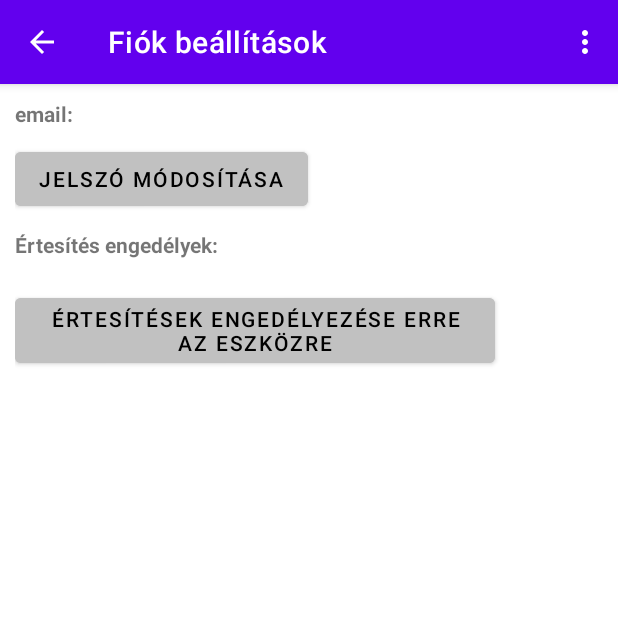
After one commit to manpatrik/Smart-kitchen, an Android app: the UserSettingsActivity screen opened directly, with no data from a screen before it, on a phone screen of 412 x 824 dp, the top half of it. The commit adds this screen. Run offline under Robolectric (Android 15) with nearby library versions, the phone set to English and light mode, and no system bars; our stand-ins replace Firebase (no records; nobody signed in at launch, a user with empty details on screens opened directly); 2 statements that could not run were skipped.

Commit message:
Add: Notification tokens save to user database table and user settings activity

```diff
--- /dev/null
+++ b/haztartas/app/src/main/java/szakdoga/haztartas/UserSettingsActivity.java
@@ -0,0 +1,209 @@
+package szakdoga.haztartas;
+
+import androidx.annotation.NonNull;
+import androidx.appcompat.app.AlertDialog;
+import androidx.appcompat.app.AppCompatActivity;
+
+import android.content.Intent;
+import android.os.Build;
+import android.os.Bundle;
+import android.view.Gravity;
+import android.view.Menu;
+import android.view.MenuInflater;
+import android.view.MenuItem;
+import android.view.View;
+import android.widget.Button;
+import android.widget.EditText;
+import android.widget.ImageButton;
+import android.widget.LinearLayout;
+import android.widget.TextView;
+import android.widget.Toast;
+
+import com.google.firebase.messaging.FirebaseMessaging;
+
+import szakdoga.haztartas.firebaseAuthentication.FirebaseAuthHelper;
+import szakdoga.haztartas.firestore.DbHelper;
+import szakdoga.haztartas.home.Settings;
+import szakdoga.haztartas.models.User;
+
+public class UserSettingsActivity extends AppCompatActivity {
+
+    private String userId;
+    private FirebaseAuthHelper firebaseAuthHelper;
+    private DbHelper dbHelper;
+    String email;
+    User user;
+    String mobileToken;
+
+    private TextView emailTextView;
+    private EditText oldPasswordEditText;
+    private EditText passwordEditText;
+    private EditText passwordAgainEditText;
+    private Button updatePasswordFormButton;
+    private Button notificationEnableButton;
+    private LinearLayout updatePasswordLayout;
+    private LinearLayout notificationTokensLayout;
+
+    @Override
+    protected void onCreate(Bundle savedInstanceState) {
+        super.onCreate(savedInstanceState);
+        setContentView(R.layout.activity_user_settings);
+
+        setTitle("Fiók beállítások");
+
+        userId = getIntent().getStringExtra("userId");
+        firebaseAuthHelper = new FirebaseAuthHelper();
+        dbHelper = new DbHelper();
+        email = firebaseAuthHelper.getFirebaseAuth().getCurrentUser().getEmail();
+
+        emailTextView = findViewById(R.id.emailTextView);
+        oldPasswordEditText = findViewById(R.id.oldPasswordEditText);
+        passwordEditText = findViewById(R.id.passwordEditText);
+        passwordAgainEditText = findViewById(R.id.passwordAgainEditText);
+        updatePasswordFormButton = findViewById(R.id.updatePasswordFormButton);
+        notificationEnableButton = findViewById(R.id.notificationEnableButton);
+        updatePasswordLayout = findViewById(R.id.updatePasswordLayout);
+        notificationTokensLayout = findViewById(R.id.notificationTokensLayout);
+
+        emailTextView.setText(email);
+        updatePasswordLayout.setVisibility(View.GONE);
+    }
+
+    @Override
+    protected void onResume() {
+        super.onResume();
+        firebaseAuthHelper.isAuthUser(userId, this);
+
+        dbHelper.getUsersCollection().document(userId).get().addOnSuccessListener(data -> {
+            user = data.toObject(User.class);
+            setNotificationTokensLayout();
+
+            FirebaseMessaging.getInstance().getToken().addOnCompleteListener(task -> {
+                if (task.isSuccessful()) {
+                    mobileToken = task.getResult().toString();
+                    if (user.isHaveToken(mobileToken)) {
+                        notificationEnableButton.setVisibility(View.GONE);
+                    }
+                }
+            });
+        });
+    }
+
+    private void setNotificationTokensLayout() {
+        notificationTokensLayout.removeAllViews();
+        for (int i = 0; i < user.getTokens().size(); i++){
+            LinearLayout row = new LinearLayout(this);
+            row.setOrientation(LinearLayout.HORIZONTAL);
+            row.setGravity(Gravity.CENTER_VERTICAL);
+
+            TextView tokenName = new TextView(this);
+            tokenName.setText(user.getTokenNames().get(i));
+            row.addView(tokenName);
+
+            ImageButton remove = new ImageButton(this);
+            remove.setImageResource(R.drawable.icon_remove);
+            remove.setBackgroundResource(R.color.transparent);
+
+            int finalI = i;
+            remove.setOnClickListener(new View.OnClickListener() {
+                @Override
+                public void onClick(View view) {
+                    ((LinearLayout)view.getParent()).removeAllViews();
+                    if (mobileToken.equals(user.getTokens().get(finalI))){
+                        notificationEnableButton.setVisibility(View.VISIBLE);
+                    }
+
+                    System.out.println("mi van he"+ user.getTokens().get(finalI));
+                    user.removeToken(user.getTokens().get(finalI));
+                    System.out.println("mi van he"+ user.getTokens().size());
+                    dbHelper.getUsersCollection().document(userId).update("tokens", user.getTokens());
+                    dbHelper.getUsersCollection().document(userId).update("tokenNames", user.getTokenNames());
+                }
+            });
+            row.addView(remove);
+
+
+            notificationTokensLayout.addView(row);
+        }
+    }
+
+
+    @Override
+    public boolean onCreateOptionsMenu(Menu menu) {
+        MenuInflater inflater = getMenuInflater();
+        inflater.inflate(R.menu.sample_logout_menu, menu);
+
+        //vissza gomb
+        getSupportActionBar().setDisplayHomeAsUpEnabled(true);
+
+        return true;
+    }
+
+    @Override
+    public boolean onOptionsItemSelected(@NonNull MenuItem item) {
+        switch (item.getItemId()){
+            case R.id.logOut:
+                firebaseAuthHelper.logOut(this);
+                return true;
+
+            case android.R.id.home:
+                onBackPressed();
+                return true;
+
+            default:
+                return super.onOptionsItemSelected(item);
+        }
+    }
+
+    public void updatePasswordBack(View view) {
+        updatePasswordFormButton.setVisibility(View.VISIBLE);
+        updatePasswordLayout.setVisibility(View.GONE);
+        oldPasswordEditText.setText("");
+        passwordEditText.setText("");
+        passwordAgainEditText.setText("");
+    }
+
+    public void updatePassword(View view) {
+        String oldPassword = oldPasswordEditText.getText().toString();
+        String password = passwordEditText.getText().toString();
+        String passwordAgain = passwordAgainEditText.getText().toString();
+
+        if ( ! password.equals(passwordAgain) ){
+            Toast.makeText(this, "A két jelszó nem egyezik!", Toast.LENGTH_SHORT).show();
+            return;
+        } else if(password.length() < 8){
+            Toast.makeText(this, "A jelszónak legalább 8 hosszúnak kell lennie!", Toast.LENGTH_SHORT).show();
+            return;
+        }
+
+        firebaseAuthHelper.getFirebaseAuth().signInWithEmailAndPassword(email, oldPassword).addOnCompleteListener(task -> {
+            if(task.isSuccessful()){
+                firebaseAuthHelper.getFirebaseAuth().getCurrentUser().updatePassword(password);
+                Toast.makeText(this, "Sikeres változtatás!", Toast.LENGTH_SHORT).show();
+                updatePasswordFormButton.setVisibility(View.VISIBLE);
+                updatePasswordLayout.setVisibility(View.GONE);
+                oldPasswordEditText.setText("");
+                passwordEditText.setText("");
+                passwordAgainEditText.setText("");
+            } else {
+                Toast.makeText(this, "Hibás régi jelszó!", Toast.LENGTH_SHORT).show();
+            }
+        });
+    }
+
+    public void updatePasswordForm(View view) {
+        updatePasswordFormButton.setVisibility(View.GONE);
+        updatePasswordLayout.setVisibility(View.VISIBLE);
+    }
+
+    public void notificationEnable(View view) {
+        String mobileName = Build.MANUFACTURER + " " + Build.MODEL;
+
+        user.addToken(mobileToken, mobileName);
+        user.removeBlockToken(mobileToken);
+        dbHelper.getUsersCollection().document(userId).update("tokens", user.getTokens());
+        dbHelper.getUsersCollection().document(userId).update("tokenNames", user.getTokenNames());
+        dbHelper.getUsersCollection().document(userId).update("blockTokens", user.getBlockTokens());
+        onResume();
+    }
+}
--- a/haztartas/app/src/main/java/szakdoga/haztartas/firebaseAuthentication/FirebaseAuthHelper.java
+++ b/haztartas/app/src/main/java/szakdoga/haztartas/firebaseAuthentication/FirebaseAuthHelper.java
@@ -10,7 +10,7 @@ import szakdoga.haztartas.firestore.DbHelper;
 import szakdoga.haztartas.homesList.HomesListActivity;
 
 public class FirebaseAuthHelper implements FirebaseAuthHelperInterface {
-    private final FirebaseAuth firebaseAuth;
+    private static FirebaseAuth firebaseAuth;
     private String uId = null;
     private DbHelper dbHelper;
 
--- a/haztartas/app/src/main/java/szakdoga/haztartas/firebaseAuthentication/FirebaseAuthHelperInterface.java
+++ b/haztartas/app/src/main/java/szakdoga/haztartas/firebaseAuthentication/FirebaseAuthHelperInterface.java
@@ -8,7 +8,7 @@ public interface FirebaseAuthHelperInterface {
 
     public void register(String email, String password, Activity activity);
 
-    public void isAuthUser(String userId, Activity activity);
+    public void isAuthUser(String userId, Activity activity) ;
 
     public void logOut(Activity activity);
 }
--- a/haztartas/app/src/main/java/szakdoga/haztartas/recipe/RecipeDetailsActivity.java
+++ b/haztartas/app/src/main/java/szakdoga/haztartas/recipe/RecipeDetailsActivity.java
@@ -341,4 +341,6 @@ public class RecipeDetailsActivity extends AppCompatActivity {
         }
     }
 
+    public void shoppingList(View view) {
+    }
 }
--- a/haztartas/app/src/main/java/szakdoga/haztartas/recipe/RecipesListActivity.java
+++ b/haztartas/app/src/main/java/szakdoga/haztartas/recipe/RecipesListActivity.java
@@ -11,17 +11,13 @@ import android.view.MenuInflater;
 import android.view.MenuItem;
 
 import com.google.firebase.firestore.DocumentSnapshot;
-import com.google.firebase.firestore.Query;
 
 import java.util.ArrayList;
-import java.util.Collections;
 import java.util.List;
-import java.util.Map;
 
 import szakdoga.haztartas.R;
 import szakdoga.haztartas.firebaseAuthentication.FirebaseAuthHelper;
 import szakdoga.haztartas.firestore.DbHelper;
-import szakdoga.haztartas.models.Ingredient;
 import szakdoga.haztartas.models.Recipe;
 
 public class RecipesListActivity extends AppCompatActivity {
--- /dev/null
+++ b/haztartas/app/src/main/res/layout/activity_user_settings.xml
@@ -0,0 +1,164 @@
+<?xml version="1.0" encoding="utf-8"?>
+<ScrollView
+    xmlns:android="http://schemas.android.com/apk/res/android"
+    xmlns:app="http://schemas.android.com/apk/res-auto"
+    xmlns:tools="http://schemas.android.com/tools"
+    android:layout_width="match_parent"
+    android:layout_height="match_parent"
+    tools:context=".UserSettingsActivity">
+    <androidx.constraintlayout.widget.ConstraintLayout
+        android:layout_height="match_parent"
+        android:layout_width="match_parent"
+        android:padding="10dp">
+
+
+        <LinearLayout
+            android:id="@+id/linearLayout1"
+            android:layout_width="match_parent"
+            android:layout_height="wrap_content"
+            android:gravity="center_vertical"
+            android:orientation="horizontal"
+            app:layout_constraintStart_toStartOf="parent"
+            app:layout_constraintTop_toTopOf="parent">
+
+            <TextView
+                android:id="@+id/textView"
+                android:layout_width="wrap_content"
+                android:layout_height="wrap_content"
+                android:textStyle="bold"
+                android:text="@string/email_" />
+
+            <TextView
+                android:id="@+id/emailTextView"
+                android:layout_width="wrap_content"
+                android:layout_height="wrap_content"
+                android:layout_marginLeft="5dp"
+                android:text="@string/valaki_email_hu" />
+
+        </LinearLayout>
+
+        <Button
+            android:id="@+id/updatePasswordFormButton"
+            android:layout_width="wrap_content"
+            android:layout_height="wrap_content"
+            android:backgroundTint="@color/grey"
+            android:textColor="@color/black"
+            android:layout_marginTop="10dp"
+            android:onClick="updatePasswordForm"
+            android:text="@string/jelszo_modositasa"
+            app:layout_constraintStart_toStartOf="parent"
+            app:layout_constraintTop_toBottomOf="@+id/linearLayout1"/>
+
+        <LinearLayout
+            android:id="@+id/updatePasswordLayout"
+            android:layout_width="match_parent"
+            android:layout_height="wrap_content"
+            android:orientation="vertical"
+            app:layout_constraintStart_toStartOf="parent"
+            app:layout_constraintTop_toBottomOf="@+id/updatePasswordFormButton">
+
+            <TextView
+                android:layout_width="wrap_content"
+                android:layout_height="wrap_content"
+                android:text="@string/jelszo_modositasa_"
+                android:layout_marginTop="10dp"
+                android:textStyle="bold"/>
+
+
+            <EditText
+                android:id="@+id/oldPasswordEditText"
+                android:layout_width="200dp"
+                android:layout_height="wrap_content"
+                android:inputType="textPassword"
+                android:hint="@string/regi_jelszo"
+                android:layout_marginTop="10dp"
+                android:layout_marginLeft="5dp" />
+
+            <EditText
+                android:id="@+id/passwordEditText"
+                android:layout_width="200dp"
+                android:layout_height="wrap_content"
+                android:inputType="textPassword"
+                android:hint="@string/jelszo"
+                android:layout_marginTop="10dp"
+                android:layout_marginLeft="5dp" />
+
+            <EditText
+                android:id="@+id/passwordAgainEditText"
+                android:layout_width="200dp"
+                android:layout_height="wrap_content"
+                android:inputType="textPassword"
+                android:hint="@string/jelszoUjra"
+                android:layout_marginTop="10dp"
+                android:layout_marginLeft="5dp" />
+
+            <LinearLayout
+                android:id="@+id/linearLayout3"
+                android:layout_width="match_parent"
+                android:layout_height="wrap_content"
+                android:gravity="center_vertical"
+                android:orientation="horizontal"
+                android:layout_marginTop="10dp"
+                app:layout_constraintStart_toStartOf="parent"
+                app:layout_constraintTop_toTopOf="parent">
+
+                <Button
+                    android:id="@+id/updatePasswordButton"
+                    android:layout_width="wrap_content"
+                    android:layout_height="wrap_content"
+                    android:backgroundTint="@color/grey"
+                    android:textColor="@color/black"
+                    android:onClick="updatePassword"
+                    android:text="@string/jelszo_modositasa" />
+
+                <Button
+                    android:id="@+id/updatePasswordBackButton"
+                    android:layout_width="wrap_content"
+                    android:layout_height="wrap_content"
+                    android:backgroundTint="@color/grey"
+                    android:textColor="@color/black"
+                    android:layout_marginLeft="10dp"
+                    android:onClick="updatePasswordBack"
+                    android:text="@string/megsem" />
+
+            </LinearLayout>
+
+        </LinearLayout>
+
+        <TextView
+            android:id="@id/textView"
+            android:layout_width="wrap_content"
+            android:layout_height="wrap_content"
+            android:text="@string/ertesites_engedelyezett_eszkozok"
+            android:layout_marginTop="10dp"
+            android:textStyle="bold"
+            app:layout_constraintStart_toStartOf="parent"
+            app:layout_constraintTop_toBottomOf="@+id/updatePasswordLayout"/>
+
+        <LinearLayout
+            android:id="@+id/notificationTokensLayout"
+            android:layout_width="match_parent"
+            android:layout_height="wrap_content"
+            android:orientation="vertical"
+            android:layout_marginTop="10dp"
+            app:layout_constraintStart_toStartOf="parent"
+            app:layout_constraintTop_toBottomOf="@+id/textView">
+
+
+        </LinearLayout>
+
+        <Button
+            android:id="@+id/notificationEnableButton"
+            android:layout_width="wrap_content"
+            android:layout_height="wrap_content"
+            android:backgroundTint="@color/grey"
+            android:textColor="@color/black"
+            android:layout_marginTop="10dp"
+            android:onClick="notificationEnable"
+            android:text="@string/ertesitesek_engedelyezese_erre_az_eszkozre"
+            app:layout_constraintStart_toStartOf="parent"
+            app:layout_constraintTop_toBottomOf="@+id/notificationTokensLayout"/>
+
+    </androidx.constraintlayout.widget.ConstraintLayout>
+
+</ScrollView>
--- a/haztartas/app/src/main/res/menu/home_list_menu.xml
+++ b/haztartas/app/src/main/res/menu/home_list_menu.xml
@@ -1,5 +1,9 @@
 <?xml version="1.0" encoding="utf-8"?>
 <menu xmlns:android="http://schemas.android.com/apk/res/android">
+
+    <item
+        android:id="@+id/userSettings"
+        android:title="Fiók beállítások" />
 
     <item
         android:id="@+id/logOut"
--- a/haztartas/app/src/main/res/menu/home_menu.xml
+++ b/haztartas/app/src/main/res/menu/home_menu.xml
@@ -15,6 +15,10 @@
         app:showAsAction="always" />
 
     <item
+        android:id="@+id/userSettings"
+        android:title="Fiók beállítások" />
+
+    <item
         android:id="@+id/settings"
         android:title="@string/beallitasok" />
     <item
--- a/haztartas/app/src/main/res/values/strings.xml
+++ b/haztartas/app/src/main/res/values/strings.xml
@@ -45,4 +45,12 @@
     <string name="hozzavalo_modositasa">Hozzávaló módosítása</string>
     <string name="torles_az_adatbazisbol">Törlés az adatbázisból</string>
     <string name="fozes">Főzés</string>
+    <string name="email_">email:</string>
+    <string name="jelszo_modositasa">Jelszó módosítása</string>
+    <string name="jelszo_">jelszó:</string>
+    <string name="regi_jelszo">régi jelszó</string>
+    <string name="jelszo_modositasa_">jelszó módosítása:</string>
+    <string name="ertesites_engedelyezett_eszkozok">Értesítés engedélyek:</string>
+    <string name="ertesitesek_engedelyezese_erre_az_eszkozre">Értesítések engedélyezése erre az eszközre</string>
+    <string name="bevasarlo_lista">Bevásárló lista</string>
 </resources>
```
Also changed, not shown: haztartas/app/src/main/AndroidManifest.xml (+5 -2 lines), haztartas/app/src/main/java/szakdoga/haztartas/home/HomeActivity.java (+7 -0 lines), haztartas/app/src/main/java/szakdoga/haztartas/home/Settings.java (+1 -16 lines), haztartas/app/src/main/java/szakdoga/haztartas/homesList/HomesListActivity.java (+63 -2 lines), haztartas/app/src/main/java/szakdoga/haztartas/models/User.java (+71 -0 lines), haztartas/app/src/main/res/layout/activity_recipe_details.xml (+11 -0 lines).
